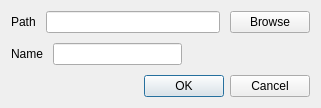
Old version of the form Forms/EngineDialog.ui in the repository Youda008/DoomRunner.
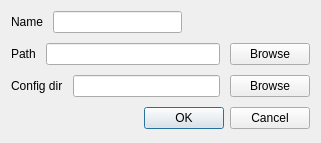
New version of the form.

Commit message: allowing to set config dir for each engine

The edit to the form file:
```diff
--- a/Forms/EngineDialog.ui
+++ b/Forms/EngineDialog.ui
@@ -10,7 +10,7 @@
     <x>0</x>
     <y>0</y>
     <width>321</width>
-    <height>108</height>
+    <height>143</height>
    </rect>
   </property>
   <property name="windowTitle">
@@ -20,27 +20,6 @@
    <property name="spacing">
     <number>10</number>
    </property>
-   <item>
-    <layout class="QHBoxLayout" name="horizontalLayout">
-     <item>
-      <widget class="QLabel" name="pathLabel">
-       <property name="text">
-        <string>Path</string>
-       </property>
-      </widget>
-     </item>
-     <item>
-      <widget class="QLineEdit" name="pathLine"/>
-     </item>
-     <item>
-      <widget class="QPushButton" name="browseBtn">
-       <property name="text">
-        <string>Browse</string>
-       </property>
-      </widget>
-     </item>
-    </layout>
-   </item>
    <item>
     <layout class="QHBoxLayout" name="horizontalLayout_2">
      <item>
@@ -68,6 +47,48 @@
      </item>
     </layout>
    </item>
+   <item>
+    <layout class="QHBoxLayout" name="horizontalLayout">
+     <item>
+      <widget class="QLabel" name="pathLabel">
+       <property name="text">
+        <string>Path</string>
+       </property>
+      </widget>
+     </item>
+     <item>
+      <widget class="QLineEdit" name="pathLine"/>
+     </item>
+     <item>
+      <widget class="QPushButton" name="browseEngineBtn">
+       <property name="text">
+        <string>Browse</string>
+       </property>
+      </widget>
+     </item>
+    </layout>
+   </item>
+   <item>
+    <layout class="QHBoxLayout" name="horizontalLayout_3">
+     <item>
+      <widget class="QLabel" name="configDirLabel">
+       <property name="text">
+        <string>Config dir</string>
+       </property>
+      </widget>
+     </item>
+     <item>
+      <widget class="QLineEdit" name="configDirLine"/>
+     </item>
+     <item>
+      <widget class="QPushButton" name="browseConfigsBtn">
+       <property name="text">
+        <string>Browse</string>
+       </property>
+      </widget>
+     </item>
+    </layout>
+   </item>
    <item>
     <widget class="QDialogButtonBox" name="buttonBox">
      <property name="orientation">
```
The commit also changes 6 other files.
